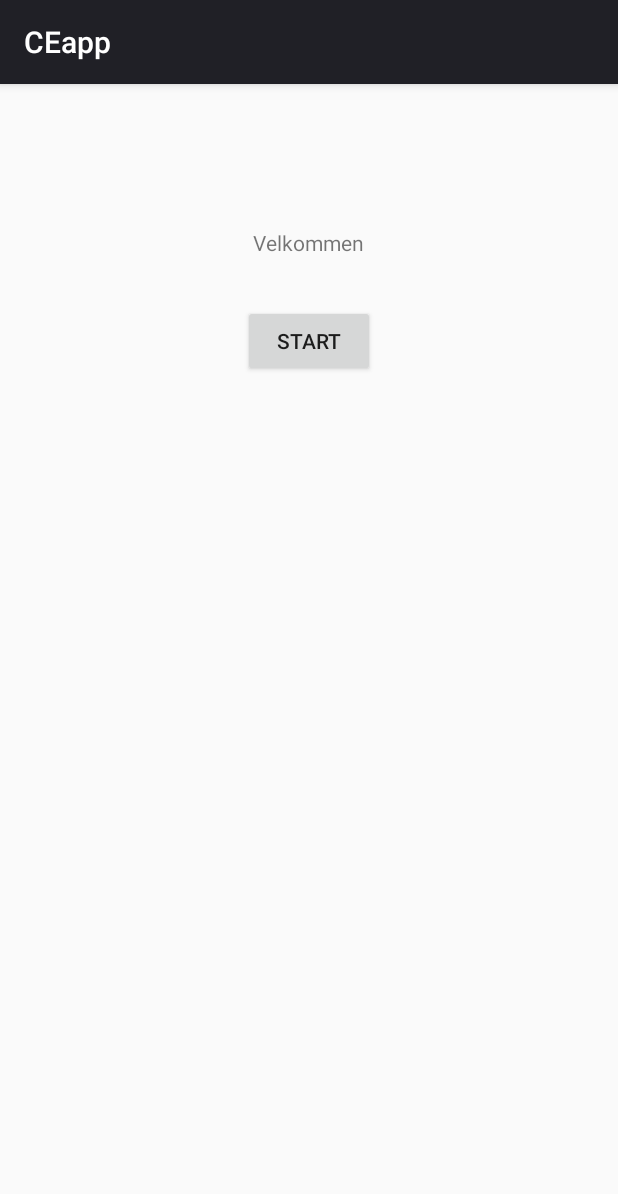
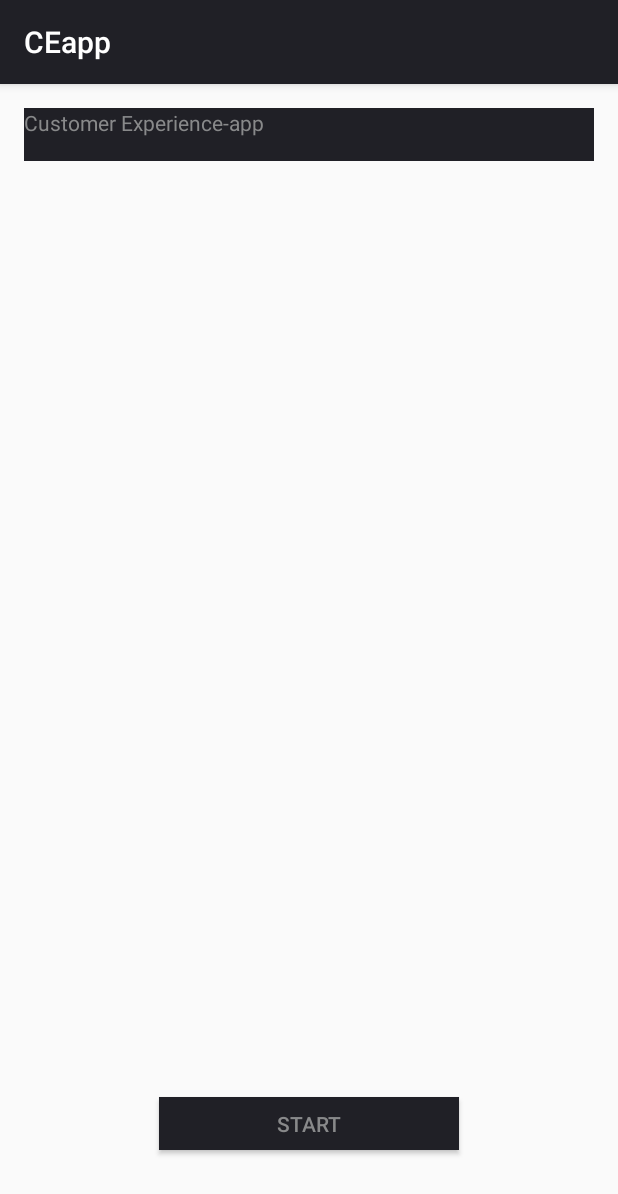
Before and after one commit to JoakimGreger/gruppe39-bachelor, an Android app: the screen it shows after launch (MainActivity), on a phone screen of 412 x 824 dp. Shown: the top 1194 px of the screen. Run offline under Robolectric (Android 15) with nearby library versions, the phone set to English and light mode, and no system bars.

Commit message:
La til knapp og data lagring på smiley viewen samt endret på knappe design

```diff
--- a/CEapp/app/src/main/res/layout/activity_main.xml
+++ b/CEapp/app/src/main/res/layout/activity_main.xml
@@ -11,22 +11,25 @@
     android:paddingTop="@dimen/activity_vertical_margin"
     tools:context="com.example.joakim.ceapp.MainActivity">
 
-    <TextView
-        android:text="Velkommen"
-        android:layout_width="wrap_content"
-        android:layout_height="wrap_content"
-        android:layout_marginTop="80dp"
-        android:id="@+id/resultTxt"
-        android:layout_alignParentTop="true"
-        android:layout_centerHorizontal="true" />
-
     <Button
         android:text="Start"
-        android:layout_width="wrap_content"
-        android:layout_height="wrap_content"
+        android:background="#202026"
+        android:textColor="#88898A"
+        android:layout_width="200dp"
+        android:layout_height="35dp"
         android:id="@+id/buttonButton"
-        android:layout_below="@+id/resultTxt"
+        android:layout_alignParentBottom="true"
         android:layout_centerHorizontal="true"
-        android:layout_marginTop="32dp" />
+        android:layout_marginBottom="41dp" />
+
+    <TextView
+        android:text="Customer Experience-app"
+        android:background="#202026"
+        android:textColor="#88898A"
+        android:layout_height="35dp"
+        android:id="@+id/nameTxt"
+        android:layout_alignParentTop="true"
+        android:layout_centerHorizontal="true"
+        android:layout_width="match_parent" />
 
 </RelativeLayout>
```
Also changed, not shown: CEapp/app/src/main/java/com/example/joakim/ceapp/DragActivity.java (+52 -4 lines), CEapp/app/src/main/res/layout/activity_drag.xml (+23 -4 lines), CEapp/app/src/main/res/drawable-hdpi/smile_smiley.png (added), CEapp/app/src/main/res/drawable-mdpi/smile_smiley.png (added), CEapp/app/src/main/res/drawable-xhdpi/smile_smiley.png (added), CEapp/app/src/main/res/drawable-xxhdpi/smile_smiley.png (added).
